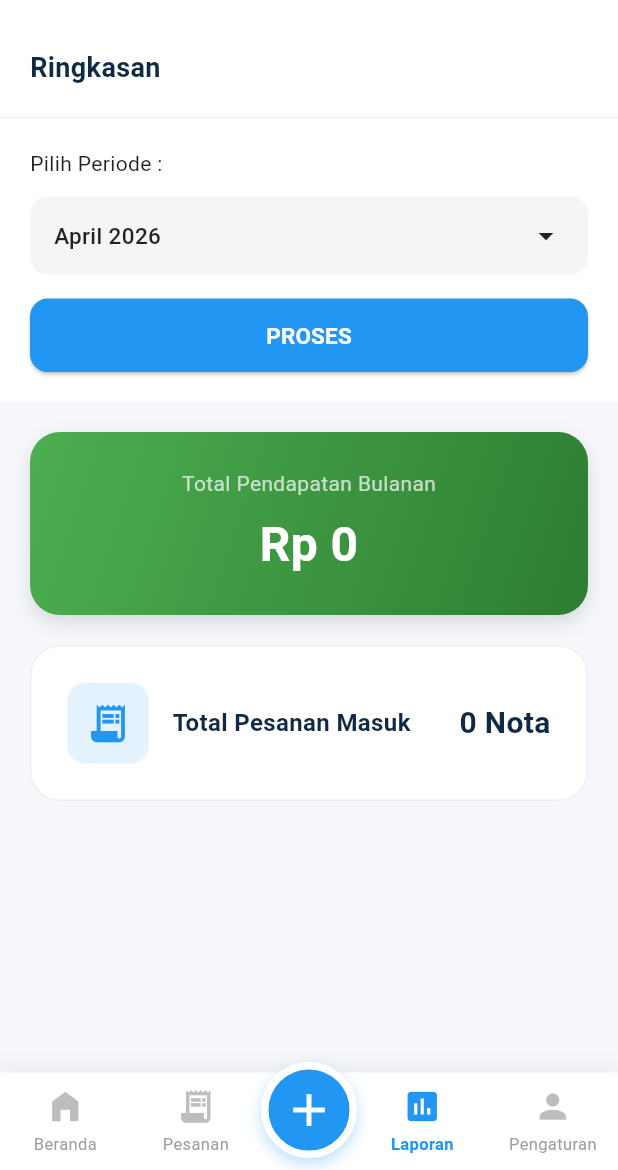
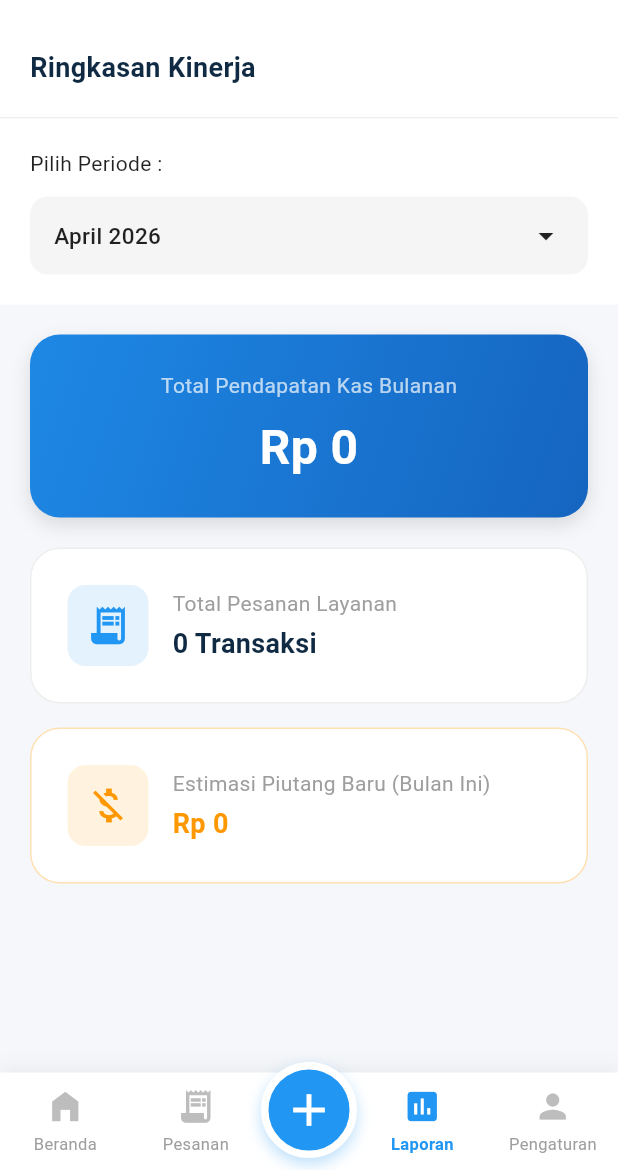
Before and after one commit to Aotow6/kiloan-app, a Flutter app: the LaporanView screen opened directly, on a phone screen of 412 x 824 dp, the part 66-1236 px from its top. Run offline on Flutter 3.47's test engine with Material 3 defaults, Android fonts, the phone set to English and light mode, and no system bars; our stand-ins replace flutter_dotenv, font_awesome_flutter, get, pdf, printing, share_plus and 1 more; missing offline and left inert: share_whatsapp; accounts and stored records are empty.

Commit message:
feat: Enhance Laporan functionality with PDF generation and sharing capabilities

```diff
--- a/lib/views/laporan_view.dart
+++ b/lib/views/laporan_view.dart
@@ -11,11 +11,37 @@ class LaporanView extends StatelessWidget {
   final LaporanController lapC = Get.put(LaporanController());
   final HomeController homeC = Get.find<HomeController>();
 
+  String formatRupiah(int angka) {
+    return "Rp ${angka.toString().replaceAllMapped(
+      RegExp(r'(\d{1,3})(?=(\d{3})+(?!\d))'),
+      (Match m) => '${m[1]}.'
+    )}";
+  }
+
   @override
   Widget build(BuildContext context) {
     WidgetsBinding.instance.addPostFrameCallback((_) {
       homeC.changeBottomNav(2);
     });
+
+    if (homeC.userC.currentUser.value?.role?.toLowerCase() == 'kasir') {
+      return Scaffold(
+        backgroundColor: const Color(0xFFF5F7FA),
+        bottomNavigationBar: CustomBottomNav(),
+        body: const Center(
+          child: Column(
+            mainAxisAlignment: MainAxisAlignment.center,
+            children: [
+              Icon(Icons.lock_outline, size: 80, color: Colors.grey),
+              SizedBox(height: 16),
+              Text("Akses Ditolak", style: TextStyle(fontSize: 20, fontWeight: FontWeight.bold, color: Colors.black87)),
+              SizedBox(height: 8),
+              Text("Halaman ini khusus untuk Admin / Owner.", style: TextStyle(color: Colors.grey)),
+            ],
+          ),
+        ),
+      );
+    }
 
     return Scaffold(
       backgroundColor: const Color(0xFFF5F7FA),
@@ -48,12 +74,9 @@ class LaporanView extends StatelessWidget {
           IconButton(
             icon: const FaIcon(FontAwesomeIcons.filePdf, color: Color(0xFF102A43)),
             onPressed: () {
-              Get.snackbar(
-                "Download PDF",
-                "Fitur cetak PDF belum tersedia",
-                backgroundColor: Colors.orange,
-                colorText: Colors.white
-              );
+               if (!lapC.isLoading.value) {
+                  lapC.cetakLaporanPDF();
+               }
             }
           ),
           const SizedBox(width: 8),
@@ -73,7 +96,7 @@ class LaporanView extends StatelessWidget {
               border: Border(bottom: BorderSide(color: Color(0xFFEEEEEE))),
             ),
             child: const Text(
-              "Ringkasan",
+              "Ringkasan Kinerja",
               style: TextStyle(fontSize: 18, fontWeight: FontWeight.bold, color: Color(0xFF102A43))
             ),
           ),
@@ -110,23 +133,6 @@ class LaporanView extends StatelessWidget {
                     ),
                   ),
                 ),
-                const SizedBox(height: 16),
-
-                SizedBox(
-                  width: double.infinity,
-                  child: ElevatedButton(
-                    onPressed: () => lapC.prosesLaporan(),
-                    style: ElevatedButton.styleFrom(
-                      backgroundColor: const Color(0xFF2196F3),
-                      padding: const EdgeInsets.symmetric(vertical: 14),
-                      shape: RoundedRectangleBorder(borderRadius: BorderRadius.circular(12)),
-                    ),
-                    child: const Text(
-                      "PROSES",
-                      style: TextStyle(fontWeight: FontWeight.bold, fontSize: 15, color: Colors.white)
-                    ),
-                  ),
-                ),
               ],
             ),
           ),
@@ -137,23 +143,17 @@ class LaporanView extends StatelessWidget {
                 return const Center(child: CircularProgressIndicator());
               }
 
-              String formatRupiah(int angka) {
-                return "Rp ${angka.toString().replaceAllMapped(
-                  RegExp(r'(\d{1,3})(?=(\d{3})+(?!\d))'),
-                  (Match m) => '${m[1]}.'
-                )}";
-              }
-
               return SingleChildScrollView(
                 padding: const EdgeInsets.all(20),
                 child: Column(
                   children: [
+
                     Container(
                       width: double.infinity,
                       padding: const EdgeInsets.all(24),
                       decoration: BoxDecoration(
                         gradient: const LinearGradient(
-                          colors: [Color(0xFF4CAF50), Color(0xFF2E7D32)],
+                          colors: [Color(0xFF1E88E5), Color(0xFF1565C0)],
                           begin: Alignment.topLeft,
                           end: Alignment.bottomRight,
                         ),
@@ -165,7 +165,7 @@ class LaporanView extends StatelessWidget {
                       child: Column(
                         children: [
                           const Text(
-                            "Total Pendapatan Bulanan",
+                            "Total Pendapatan Kas Bulanan",
                             style: TextStyle(color: Colors.white70, fontSize: 14)
                           ),
                           const SizedBox(height: 8),
@@ -192,9 +192,6 @@ class LaporanView extends StatelessWidget {
                         border: Border.all(color: Colors.grey.shade200),
                       ),
                       child: Row(
-                        mainAxisAlignment: MainAxisAlignment.spaceBetween,
-                        children: [
-                          Row(
                         children: [
                           Container(
                             padding: const EdgeInsets.all(12),
@@ -209,24 +206,61 @@ class LaporanView extends StatelessWidget {
                             ),
                           ),
                           const SizedBox(width: 16),
+                          Expanded(
+                            child: Column(
+                              crossAxisAlignment: CrossAxisAlignment.start,
+                              children: [
                                 const Text(
-                                "Total Pesanan Masuk",
-                                style: TextStyle(
-                                  fontSize: 16,
-                                  color: Color(0xFF102A43),
-                                  fontWeight: FontWeight.w600
-                                )
+                                  "Total Pesanan Layanan",
+                                  style: TextStyle(fontSize: 14, color: Colors.grey)
                                 ),
-                            ],
-                          ),
+                                const SizedBox(height: 4),
                                 Text(
-                            "${lapC.totalPesanan.value} Nota",
+                                  "${lapC.totalPesanan.value} Transaksi",
                                   style: const TextStyle(
-                              fontSize: 20,
+                                    fontSize: 18,
                                     fontWeight: FontWeight.bold,
                                     color: Color(0xFF102A43)
                                   ),
                                 ),
+                              ],
+                            ),
+                          )
+                        ],
+                      ),
+                    ),
+
+                    const SizedBox(height: 16),
+
+                    Container(
+                      width: double.infinity,
+                      padding: const EdgeInsets.all(24),
+                      decoration: BoxDecoration(
+                        color: Colors.white,
+                        borderRadius: BorderRadius.circular(20),
+                        border: Border.all(color: Colors.orange.shade100),
+                      ),
+                      child: Row(
+                        children: [
+                          Container(
+                            padding: const EdgeInsets.all(12),
+                            decoration: BoxDecoration(
+                              color: Colors.orange.shade50,
+                              borderRadius: BorderRadius.circular(12)
+                            ),
+                            child: const Icon(Icons.money_off, color: Colors.orange, size: 30),
+                          ),
+                          const SizedBox(width: 16),
+                          Expanded(
+                            child: Column(
+                              crossAxisAlignment: CrossAxisAlignment.start,
+                              children: [
+                                const Text("Estimasi Piutang Baru (Bulan Ini)", style: TextStyle(fontSize: 14, color: Colors.grey)),
+                                const SizedBox(height: 4),
+                                Text(formatRupiah(lapC.totalPiutang.value), style: const TextStyle(fontSize: 18, fontWeight: FontWeight.bold, color: Colors.orange)),
+                              ],
+                            ),
+                          )
                         ],
                       ),
                     ),
--- a/pubspec.yaml
+++ b/pubspec.yaml
@@ -19,6 +19,7 @@ dependencies:
   path_provider: ^2.1.5
   url_launcher: ^6.3.2
   share_whatsapp: ^1.0.2
+  share_plus: ^12.0.2
 
 dev_dependencies:
   flutter_test:
```
Also changed, not shown: lib/controllers/laporan_controller.dart (+226 -26 lines), pubspec.lock, 3 other files. Lines whose indentation alone changed are shown as unchanged.
